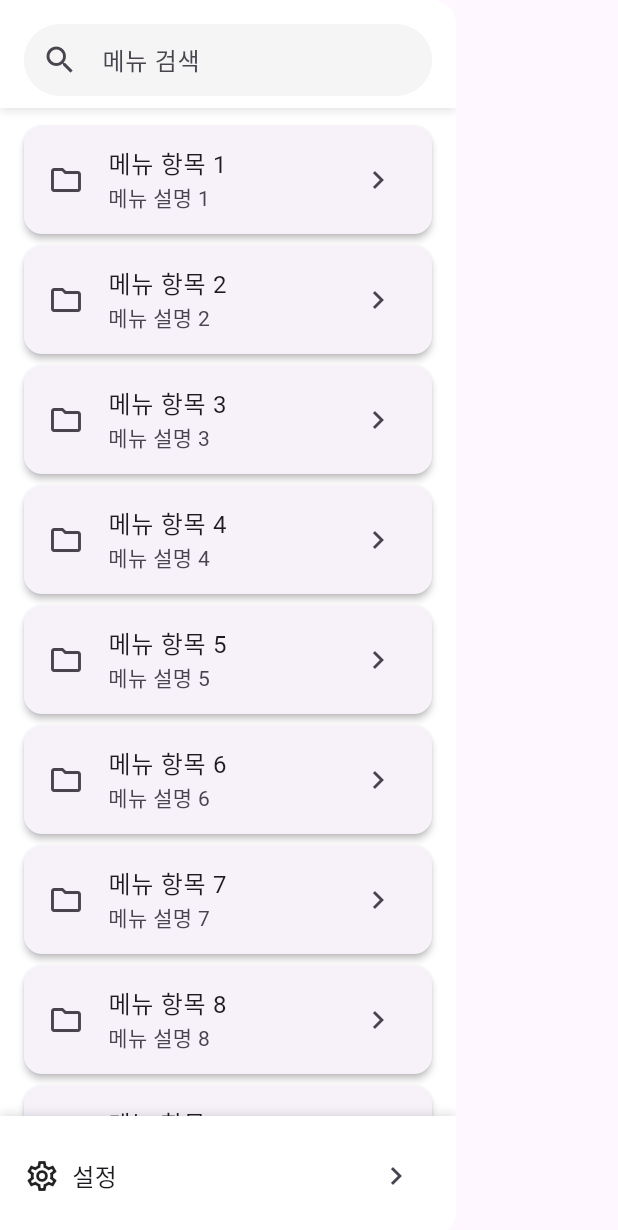
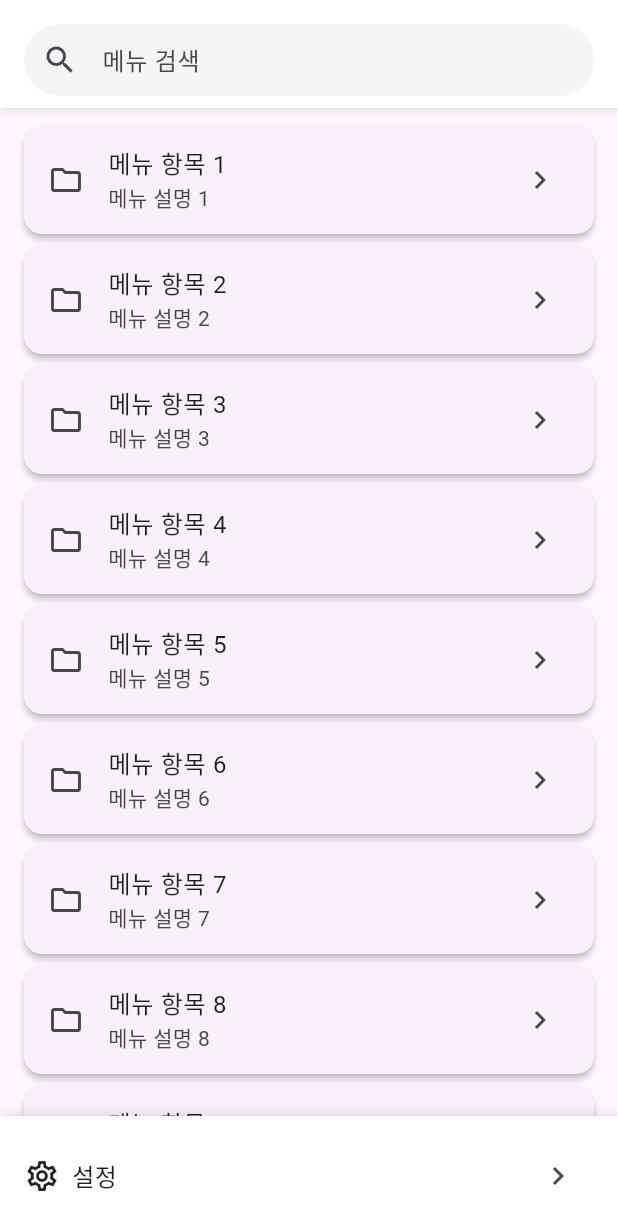
Before and after one commit to seoulorigin/app_test, a Flutter app: the MenuDrawer screen opened directly, on a phone screen of 412 x 824 dp. Shown: the top 1230 px of the screen. Run offline on Flutter 3.47's test engine with Material 3 defaults, Android fonts, the phone set to English and light mode, and no system bars.

Commit message:
메뉴 창 크기 수정

```diff
--- a/lib/screens/MenuDrawer.dart
+++ b/lib/screens/MenuDrawer.dart
@@ -6,8 +6,11 @@ class MenuDrawer extends StatelessWidget {
   @override
   Widget build(BuildContext context) {
     return Drawer(
+      width: MediaQuery.of(context).size.width,
       backgroundColor: Colors.white,
-      child: SafeArea(
+      child: Scaffold(
+        resizeToAvoidBottomInset: false,
+        body: SafeArea(
           child: Column(
             children: [
               // 상단 검색창
@@ -102,6 +105,7 @@ class MenuDrawer extends StatelessWidget {
             ],
           ),
         ),
+      ),
     );
   }
 }
--- a/lib/screens/SearchPage.dart
+++ b/lib/screens/SearchPage.dart
@@ -66,7 +66,6 @@ class _SearchPageState extends State<SearchPage> {
       '가나다라마바사아자차카타파하가나다라마바사아자차카타파하가나다라마바사아자차카타파하가나다라마바사아자차카타파하',
     ];
     return Scaffold(
-      backgroundColor: Colors.white,
       resizeToAvoidBottomInset: true,
       drawer: const MenuDrawer(),
       body: SafeArea(
```
Lines whose indentation alone changed are shown as unchanged.
